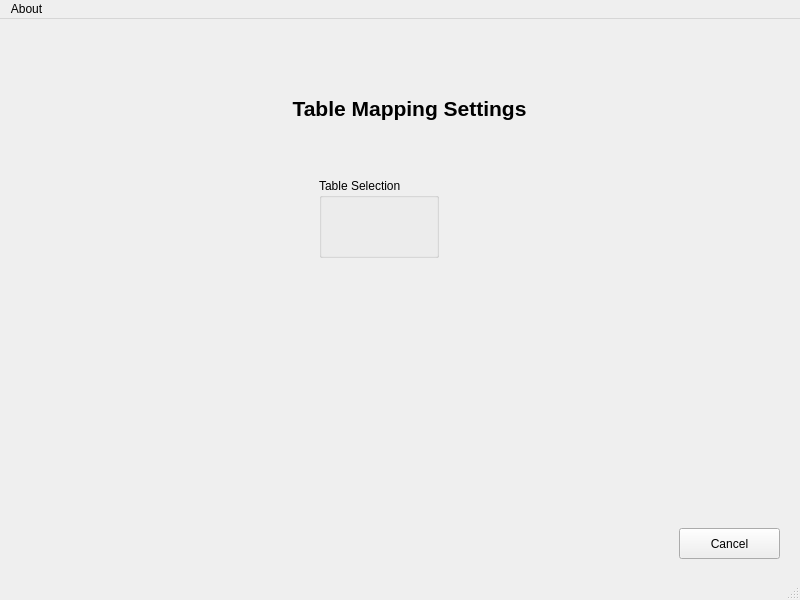
MJTFreeTime/Closest-Neighbor, file closest_neighbor.ui: the form before one commit.
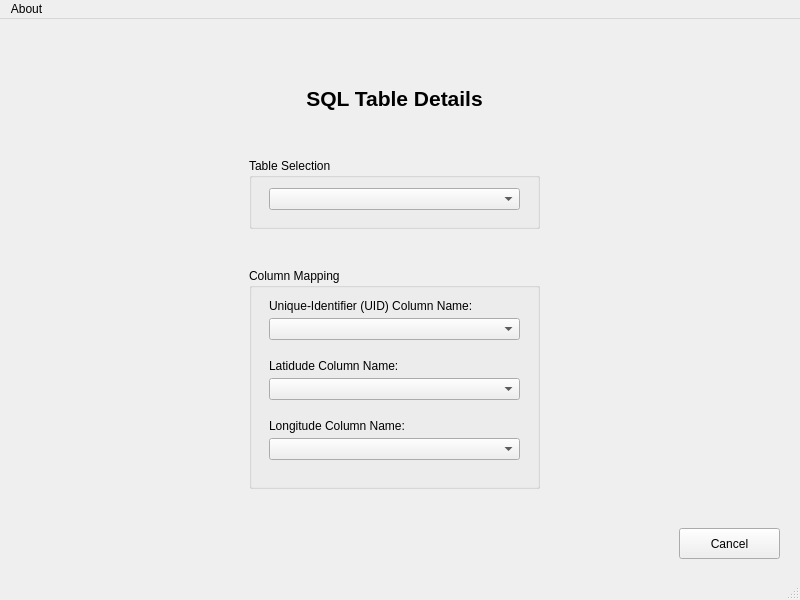
The form after the commit. The open tabs and pages were chosen to show the change.

Commit message: Created more of table page; table list updating working

```diff
--- a/closest_neighbor.ui
+++ b/closest_neighbor.ui
@@ -435,10 +435,10 @@
      <widget class="QLabel" name="sql_conn_manager_label_2">
       <property name="geometry">
        <rect>
-        <x>220</x>
-        <y>40</y>
-        <width>381</width>
-        <height>101</height>
+        <x>290</x>
+        <y>60</y>
+        <width>211</width>
+        <height>41</height>
        </rect>
       </property>
       <property name="font">
@@ -448,7 +448,7 @@
        </font>
       </property>
       <property name="text">
-       <string>Table Mapping Settings</string>
+       <string>SQL Table Details</string>
       </property>
       <property name="alignment">
        <set>Qt::AlignCenter</set>
@@ -457,15 +457,107 @@
      <widget class="QGroupBox" name="groupBox">
       <property name="geometry">
        <rect>
-        <x>320</x>
-        <y>160</y>
-        <width>120</width>
-        <height>80</height>
+        <x>250</x>
+        <y>140</y>
+        <width>291</width>
+        <height>71</height>
        </rect>
       </property>
       <property name="title">
        <string>Table Selection</string>
       </property>
+      <widget class="QComboBox" name="sql_table_box">
+       <property name="geometry">
+        <rect>
+         <x>20</x>
+         <y>30</y>
+         <width>251</width>
+         <height>22</height>
+        </rect>
+       </property>
+      </widget>
+     </widget>
+     <widget class="QGroupBox" name="column_mapping">
+      <property name="geometry">
+       <rect>
+        <x>250</x>
+        <y>250</y>
+        <width>291</width>
+        <height>221</height>
+       </rect>
+      </property>
+      <property name="title">
+       <string>Column Mapping</string>
+      </property>
+      <widget class="QLabel" name="label">
+       <property name="geometry">
+        <rect>
+         <x>20</x>
+         <y>30</y>
+         <width>211</width>
+         <height>16</height>
+        </rect>
+       </property>
+       <property name="text">
+        <string>Unique-Identifier (UID) Column Name:</string>
+       </property>
+      </widget>
+      <widget class="QComboBox" name="comboBox">
+       <property name="geometry">
+        <rect>
+         <x>20</x>
+         <y>50</y>
+         <width>251</width>
+         <height>22</height>
+        </rect>
+       </property>
+      </widget>
+      <widget class="QComboBox" name="comboBox_2">
+       <property name="geometry">
+        <rect>
+         <x>20</x>
+         <y>110</y>
+         <width>251</width>
+         <height>22</height>
+        </rect>
+       </property>
+      </widget>
+      <widget class="QLabel" name="label_2">
+       <property name="geometry">
+        <rect>
+         <x>20</x>
+         <y>90</y>
+         <width>211</width>
+         <height>16</height>
+        </rect>
+       </property>
+       <property name="text">
+        <string>Latidude Column Name:</string>
+       </property>
+      </widget>
+      <widget class="QComboBox" name="comboBox_3">
+       <property name="geometry">
+        <rect>
+         <x>20</x>
+         <y>170</y>
+         <width>251</width>
+         <height>22</height>
+        </rect>
+       </property>
+      </widget>
+      <widget class="QLabel" name="label_3">
+       <property name="geometry">
+        <rect>
+         <x>20</x>
+         <y>150</y>
+         <width>211</width>
+         <height>16</height>
+        </rect>
+       </property>
+       <property name="text">
+        <string>Longitude Column Name:</string>
+       </property>
+      </widget>
      </widget>
     </widget>
    </widget>
```
Left out of the diff: 6 changed lines with no effect on the pictures. The commit also changes 5 other files.
